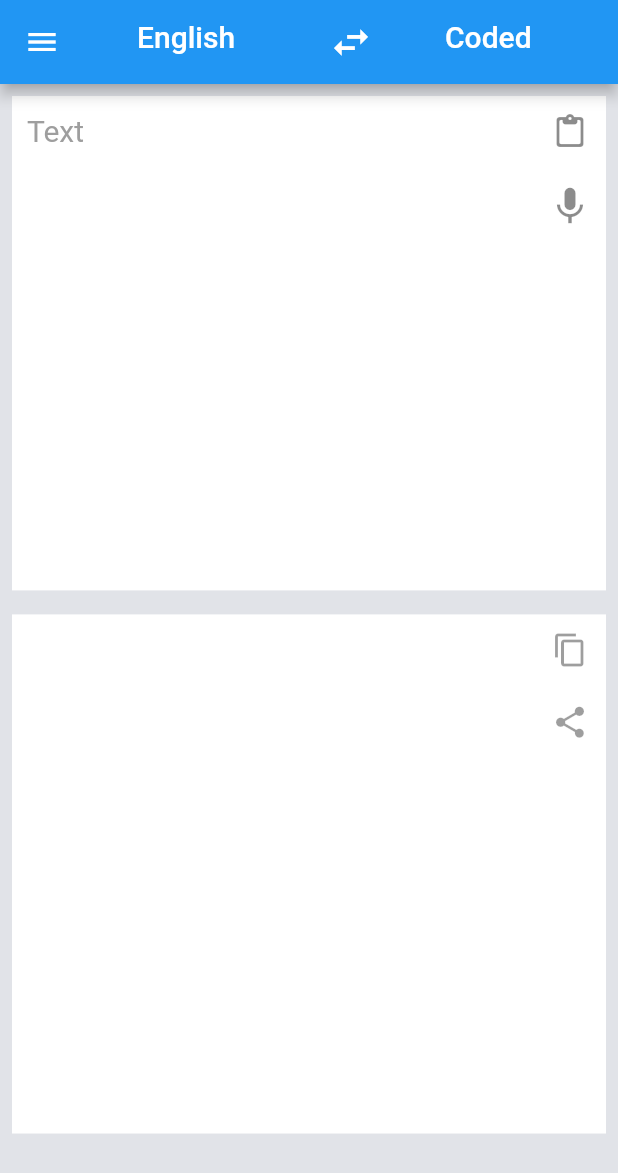
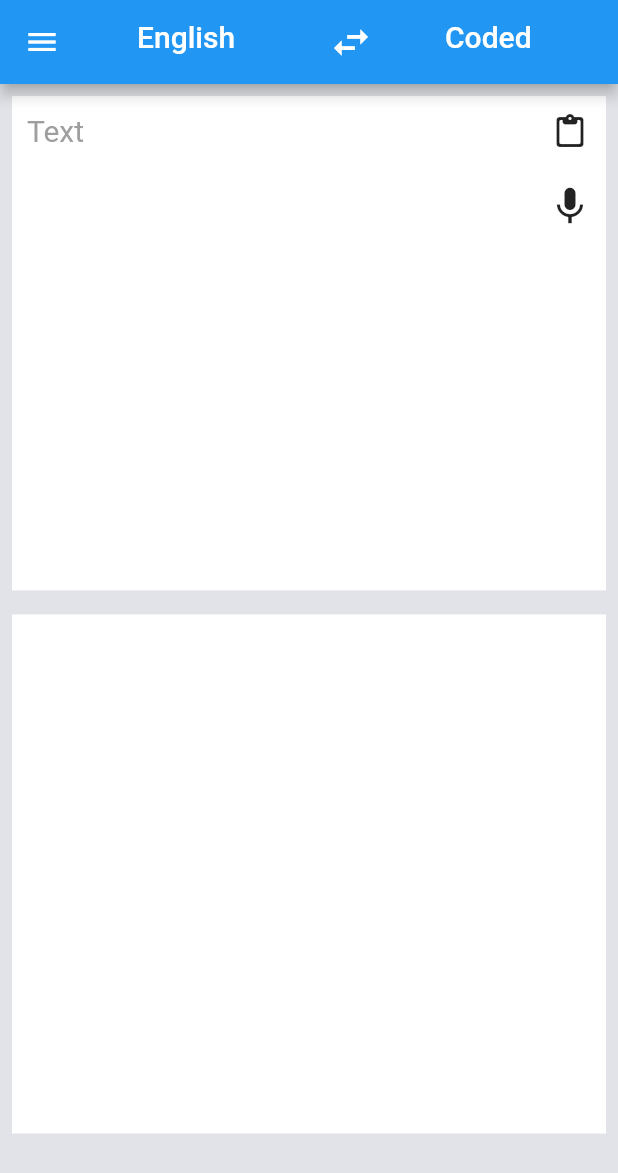
Before and after one commit to anasmj/Translator, a Flutter app: the screen it shows after launch, on a phone screen of 412 x 824 dp. Shown: the top 1173 px of the screen. Run offline on Flutter 3.47's test engine with Material 2 defaults, Android fonts, the light colour scheme and no system bars; our stand-ins replace fluttertoast, share; missing offline and left inert: clipboard.

Commit message:
fix: Icon column are saperated from text field so no color change occurs

```diff
--- a/lib/pages/main_page.dart
+++ b/lib/pages/main_page.dart
@@ -4,6 +4,8 @@ import 'package:fluttertoast/fluttertoast.dart';
 import 'package:provider/provider.dart';
 import 'package:code_language/providers/code_provider.dart';
 import 'package:clipboard/clipboard.dart';
+import 'package:share/share.dart';
+
 
 class MainPage extends StatefulWidget {
   const MainPage({Key? key}) : super(key: key);
@@ -67,7 +69,17 @@ class _MainPageState extends State<MainPage> {
             child: Container(
               height: screenHeight * 0.40,
               color: Colors.white,
-              child: getUpperTextField(),
+              //TODO:  make icon column out of the text field to stay consistent
+              //child: getUpperTextField(),
+              child: Stack(
+                children: [
+                  getUpperTextField(),
+                  Align(
+                    alignment: Alignment.centerRight,
+                      child: startTextController.text.isEmpty ?  iconColumnWithoutText():  iconColumnWithText(),
+                  ),
+                ],
+              ),
             ),
           ),
           ///2ND CONTAINER
@@ -76,7 +88,16 @@ class _MainPageState extends State<MainPage> {
             child: Container(
               height: screenHeight * 0.42,
               color: Colors.white,
-              child:  getBottomTextField(),
+              //child:  getBottomTextField(),
+              child: Stack(
+                children: [
+                  getBottomTextField(),
+                  Align(
+                    alignment: Alignment.centerRight,
+                    child: targetTextController.text.isEmpty ? Container(width: 0,): iconColumnForResult(),
+                  )
+                ],
+              ),
             ),
           ),
         ],
@@ -86,7 +107,6 @@ class _MainPageState extends State<MainPage> {
 
   Widget getUpperTextField(){
     final code = Provider.of<CodeProvider>(context);
-
     return TextFormField(
       controller: startTextController,
       onChanged: (value) {
@@ -98,18 +118,17 @@ class _MainPageState extends State<MainPage> {
       maxLines: 16,
       cursorColor: Colors.blue,
       cursorHeight: 30,
-      decoration:  InputDecoration(
-        suffixIcon: startTextController.text.isEmpty ?  iconColumnWithoutText():  iconColumnWithText(),
-        contentPadding: const EdgeInsets.only(top: 10, left: 10),
+      decoration:  const InputDecoration(
+        //suffixIcon: startTextController.text.isEmpty ?  iconColumnWithoutText():  iconColumnWithText(),
+        contentPadding: EdgeInsets.only(top: 10, left: 10,right: 32),
         border: InputBorder.none,
         hintText: "Text",
         //filled: true,
-        hintStyle: const TextStyle(fontSize: 20, color: Colors.grey),
+        hintStyle: TextStyle(fontSize: 20, color: Colors.grey),
       ),
     );
   }
   Widget getBottomTextField (){
-
     TextEditingController targetTextController = TextEditingController();
     final code = Provider.of<CodeProvider>(context);
     targetTextController.text = code.targetText.isNotEmpty? code.targetText: '';
@@ -123,12 +142,12 @@ class _MainPageState extends State<MainPage> {
       maxLines: 16,
       cursorColor: Colors.blue,
       cursorHeight: 30,
-      decoration:  InputDecoration(
-        suffixIcon: targetTextController.text.isEmpty ? Container(width: 0,): iconColumnForResult(),
-        contentPadding: const EdgeInsets.only(top: 10, left: 10),
+      decoration:  const InputDecoration(
+        //suffixIcon: targetTextController.text.isEmpty ? Container(width: 0,): iconColumnForResult(),
+        contentPadding: EdgeInsets.only(top: 10, left: 32),
         border: InputBorder.none,
         //filled: true,
-        hintStyle: const TextStyle(fontSize: 20, color: Colors.grey),
+        hintStyle: TextStyle(fontSize: 20, color: Colors.grey),
       ),
     );
 
@@ -140,9 +159,11 @@ class _MainPageState extends State<MainPage> {
         IconButton(
           onPressed: ()async {
             final value = await FlutterClipboard.paste();
-            //startTextController.selection = TextSelection.fromPosition(TextPosition(offset: startTextController.text.length));
-
             startTextController.text = value;
+            startTextController.selection = TextSelection.fromPosition(TextPosition(offset: startTextController.text.length));
+            setState(() {
+              ///resolve issue for not having the 'iconColumnWithText' icons at the right as soon as something pasted in text field
+            });
           },
           icon: const Icon(Icons.paste_rounded),
         ),
@@ -166,6 +187,7 @@ class _MainPageState extends State<MainPage> {
           onPressed: () {
             code.clearText();
             startTextController.clear();
+            targetTextController.clear();
           },
           icon: const Icon(
             Icons.cancel,
@@ -181,7 +203,8 @@ class _MainPageState extends State<MainPage> {
             iconSize: 30),
         IconButton(
           onPressed:() async {
-            //TODO fix bug on paste
+            //TODO fix bug: replace existed text with value on clipboard
+            startTextController.selection = TextSelection.fromPosition(TextPosition(offset: startTextController.text.length));// move cursor if there are already some text
             final value = await FlutterClipboard.paste();
             startTextController.text = value;
           },
@@ -202,7 +225,7 @@ class _MainPageState extends State<MainPage> {
           onPressed: () {
             code.targetText = startTextController.text;
             targetTextController.text = startTextController.text;
-            FocusScope.of(context).unfocus();
+            FocusScope.of(context).unfocus(); //removes keyboard after pressing enter
           },
           icon: const Icon(
             Icons.subdirectory_arrow_left,
@@ -214,13 +237,20 @@ class _MainPageState extends State<MainPage> {
   Widget iconColumnForResult(){
     return Column(
       children:  [
-        IconButton(
-          onPressed: () {
-          },
-          icon: const Icon(Icons.copy_outlined),
+        Builder(
+          builder: (context) {
+            return IconButton(
+              onPressed: () async {
+                await FlutterClipboard.copy(startTextController.text);
+                toast('copied');
+              },
+              icon: const Icon(Icons.copy_outlined),
+            );
+          }
         ),
         IconButton(
           onPressed: () {
+            Share.share(targetTextController.text.toString());
           },
           icon: const Icon(
             Icons.share,
--- a/pubspec.yaml
+++ b/pubspec.yaml
@@ -33,6 +33,7 @@ dependencies:
   fluttertoast: ^8.0.8
   clipboard: ^0.1.3
   url_launcher: ^6.0.12
+  share: ^2.0.4
 
   # The following adds the Cupertino Icons font to your application.
   # Use with the CupertinoIcons class for iOS style icons.
```
Also changed, not shown: pubspec.lock.
